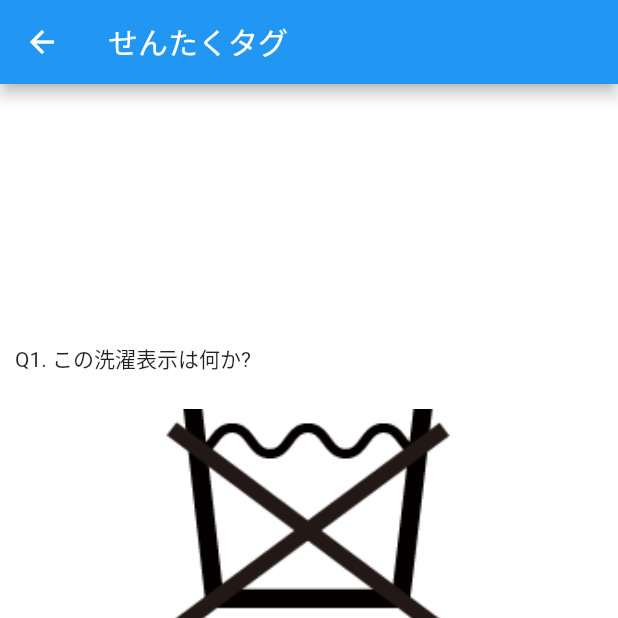
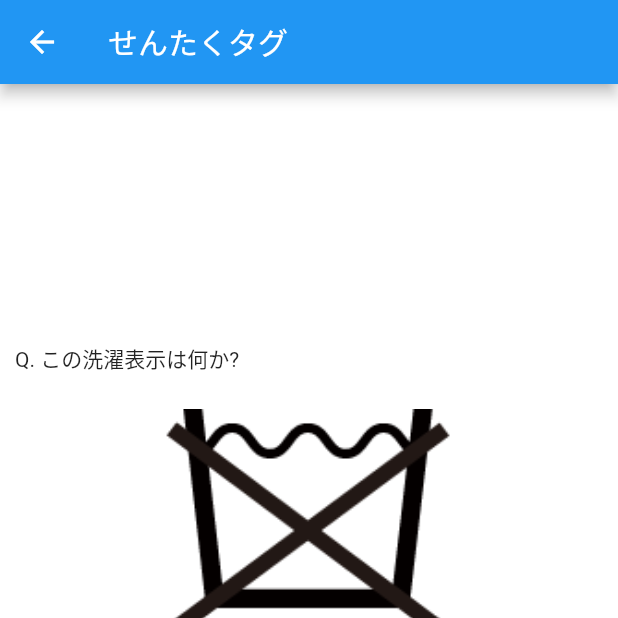
Before and after one commit to cygnu/washer_tag, a Flutter app: the screen it shows after launch, after a tap on "せんたく表示", on a phone screen of 412 x 824 dp, the top half of it. Run offline on Flutter 3.47's test engine with Material 2 defaults, Android fonts, the phone set to English and light mode, and no system bars; our stand-ins replace flutter_riverpod, freezed_annotation, state_notifier; generated files the repository leaves out were written again.

Commit message:
feat: Update

```diff
--- a/lib/quiz.dart
+++ b/lib/quiz.dart
@@ -1,6 +1,6 @@
 import 'package:washer_quiz/models/quiz.dart';
 
-const List<Quiz> quiz = [
+const List<Quiz> quizList = [
   Quiz(
     image: "images/100.gif",
     options: ["つけ置き禁止", "家庭での洗濯禁止", "洗濯禁止", "手洗い禁止"],
--- a/lib/screens/question_screen.dart
+++ b/lib/screens/question_screen.dart
@@ -1,11 +1,15 @@
 import 'package:flutter/material.dart';
+import 'package:flutter_riverpod/flutter_riverpod.dart';
 import 'package:washer_quiz/components/answer_button.dart';
+import 'package:washer_quiz/models/quiz_providers.dart';
 
-class QuestionScreen extends StatelessWidget {
+class QuestionScreen extends ConsumerWidget {
   const QuestionScreen({Key? key}) : super(key: key);
 
   @override
-  Widget build(BuildContext context) {
+  Widget build(BuildContext context, WidgetRef ref) {
+    final state = ref.watch(quizProvider);
+
     return Scaffold(
       appBar: AppBar(
         title: const Text("せんたくタグ"),
@@ -20,7 +24,7 @@ class QuestionScreen extends StatelessWidget {
             children: [
               const Padding(
                 padding: EdgeInsets.symmetric(vertical: 8.0),
-                child: Text("Q1. この洗濯表示は何か?"),
+                child: Text("Q. この洗濯表示は何か?"),
               ),
               const Padding(
                 padding: EdgeInsets.symmetric(
@@ -36,18 +40,18 @@ class QuestionScreen extends StatelessWidget {
                 height: 30.0,
               ),
               Column(
-                children: const [
+                children: [
                   AnswerButton(
-                    optionText: "つけ置き禁止",
+                    optionText: state.currentQuiz!.options[0],
                   ),
                   AnswerButton(
-                    optionText: "家庭での洗濯禁止",
+                    optionText: state.currentQuiz!.options[1],
                   ),
                   AnswerButton(
-                    optionText: "洗濯禁止",
+                    optionText: state.currentQuiz!.options[2],
                   ),
                   AnswerButton(
-                    optionText: "手洗い禁止",
+                    optionText: state.currentQuiz!.options[3],
                   ),
                 ],
               )
--- a/lib/screens/welcome_screen.dart
+++ b/lib/screens/welcome_screen.dart
@@ -24,7 +24,7 @@ class WelcomeScreen extends StatelessWidget {
                     onPressed: () => Navigator.push(
                       context,
                       MaterialPageRoute(
-                        builder: (_) => const QuestionScreen(),
+                        builder: (_) => QuestionScreen(),
                       ),
                     ),
                     child: const Text(
```
